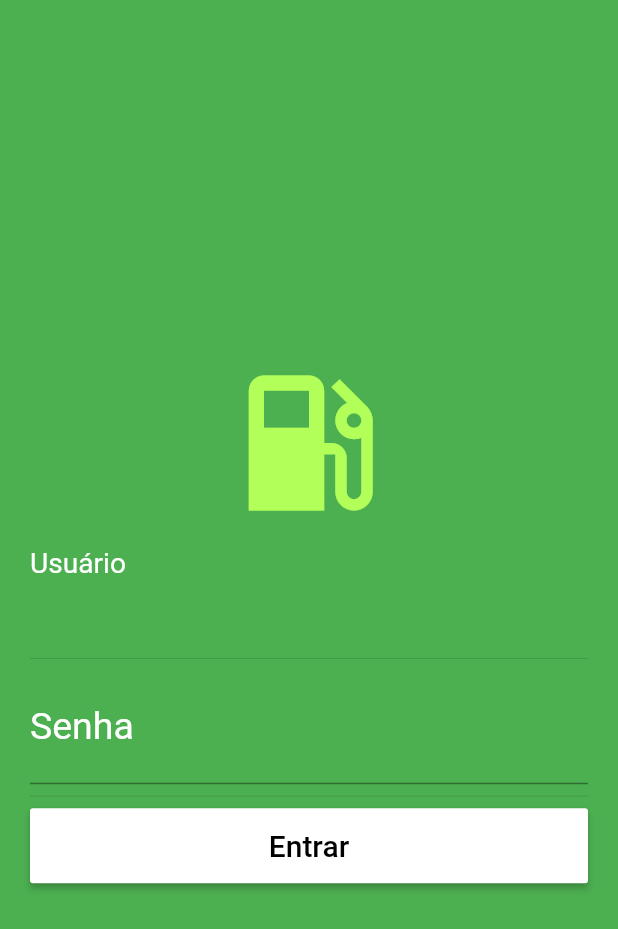
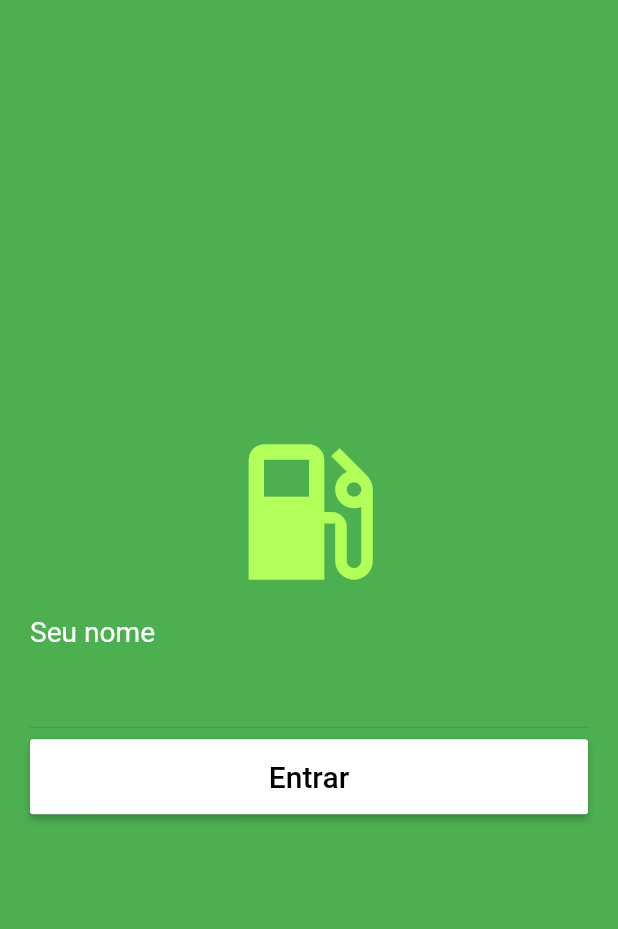
Before and after one commit to JoaoHenriqueAS/tcc-controle-combustivel-real-time, a Flutter app: the screen it shows after launch, on a phone screen of 412 x 824 dp. Shown: the top 929 px of the screen. Run offline on Flutter 3.47's test engine with Material 2 defaults, Android fonts, the phone set to English and light mode, and no system bars.

Commit message:
Tirar senha

```diff
--- a/lib/LoginPage.dart
+++ b/lib/LoginPage.dart
@@ -25,19 +25,8 @@ class _LoginPageState extends State<LoginPage> {
                   keyboardType: TextInputType.text,
                   style: new TextStyle(color: Colors.white, fontSize: 25),
                   decoration: InputDecoration(
-                    labelText: "Usuário",
+                    labelText: "Seu nome",
                     labelStyle: TextStyle(color: Colors.white)
-                  ),
-                ),
-                Divider(),
-                TextFormField(
-                  autofocus: true,
-                  obscureText: true,
-                  keyboardType: TextInputType.text,
-                  style: new TextStyle(color: Colors.white, fontSize: 25),
-                  decoration: InputDecoration(
-                      labelText: "Senha",
-                      labelStyle: TextStyle(color: Colors.white)
                   ),
                 ),
                 Divider(),
```
